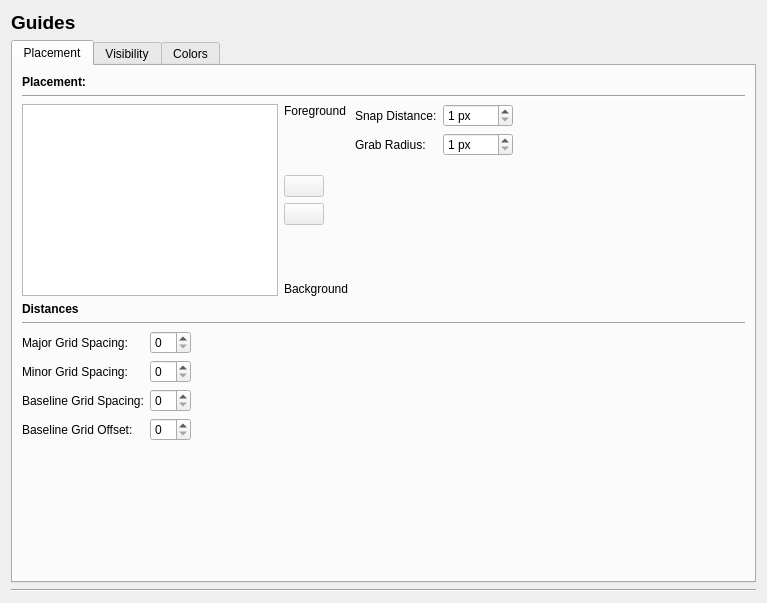
scribusproject/scribus, file scribus/ui/prefs_guidesbase.ui: the form before one commit.
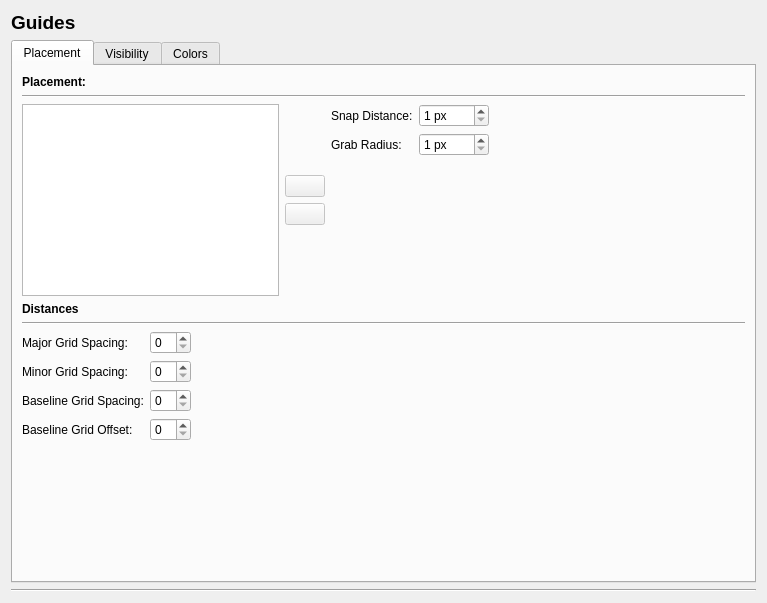
The form after the commit. Custom widgets are drawn as their Qt base class.

```diff
--- a/scribus/ui/prefs_guidesbase.ui
+++ b/scribus/ui/prefs_guidesbase.ui
@@ -78,13 +78,6 @@
          </item>
          <item>
           <layout class="QVBoxLayout" name="verticalLayout_6">
-           <item>
-            <widget class="QLabel" name="label_5">
-             <property name="text">
-              <string>Foreground</string>
-             </property>
-            </widget>
-           </item>
            <item>
             <spacer name="verticalSpacer_5">
              <property name="orientation">
@@ -150,13 +143,6 @@
              </property>
             </spacer>
            </item>
-           <item>
-            <widget class="QLabel" name="label_6">
-             <property name="text">
-              <string>Background</string>
-             </property>
-            </widget>
-           </item>
           </layout>
          </item>
          <item>
```
